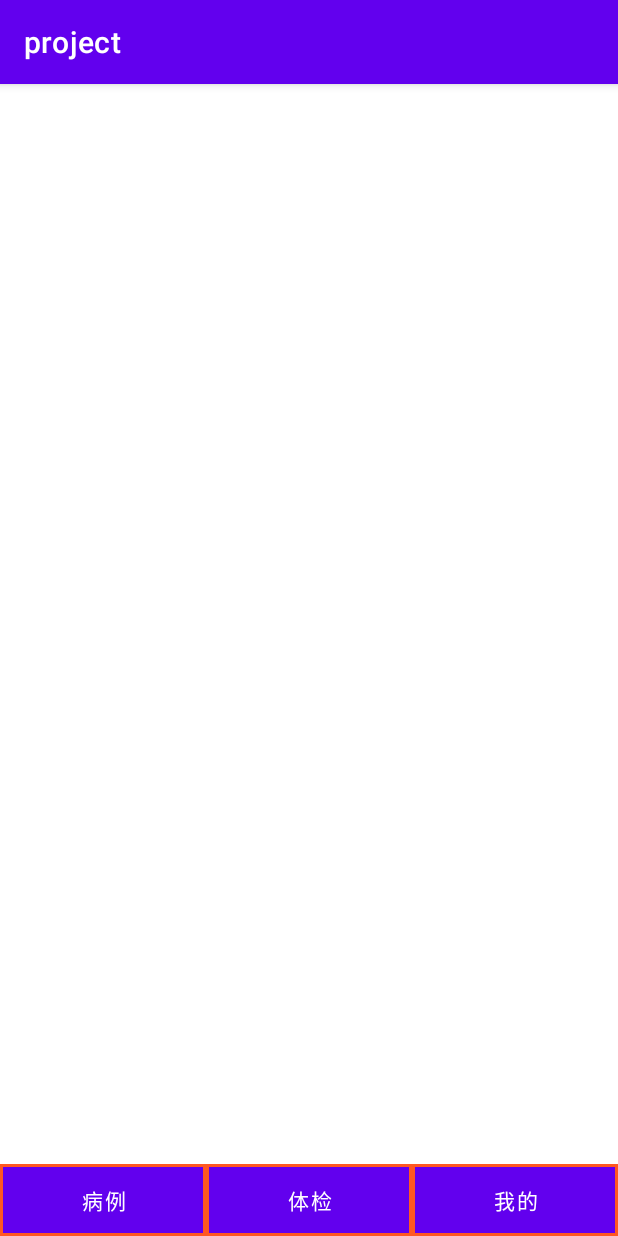
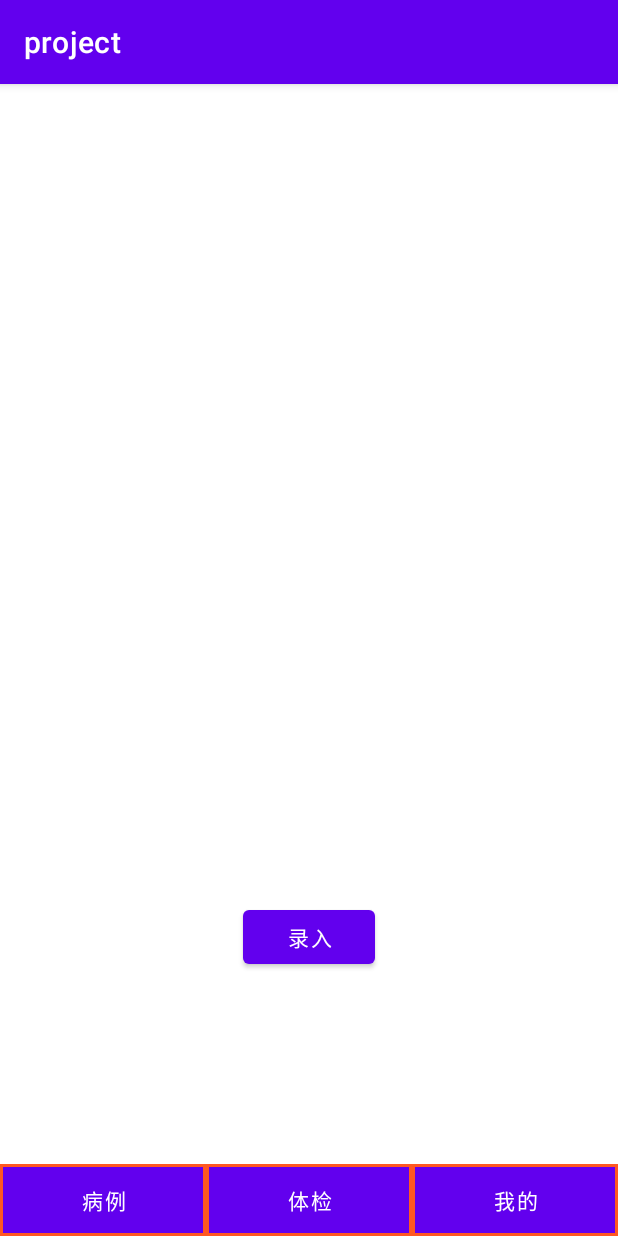
Before and after one commit to windsnow1025/Family-Health-App, an Android app: the screen it shows after launch (MainActivity), after a tap on "体检", on a phone screen of 412 x 824 dp. Run offline under Robolectric (Android 15) with nearby library versions, the light colour scheme and no system bars.

Commit message:
Fragment1, 2

```diff
--- /dev/null
+++ b/app/src/main/java/com/project/Fragment2.java
@@ -0,0 +1,15 @@
+package com.project;
+
+import android.os.Bundle;
+import android.view.LayoutInflater;
+import android.view.View;
+import android.view.ViewGroup;
+
+import androidx.fragment.app.Fragment;
+
+public class Fragment2 extends Fragment {
+    @Override
+    public View onCreateView(LayoutInflater inflater, ViewGroup container, Bundle savedInstanceState) {
+        return inflater.inflate(R.layout.fragment2, container, false);
+    }
+}
--- a/app/src/main/java/com/project/MainActivity.java
+++ b/app/src/main/java/com/project/MainActivity.java
@@ -1,12 +1,12 @@
 package com.project;
+
+import android.os.Bundle;
+import android.view.View;
+import android.widget.Button;
 
 import androidx.appcompat.app.AppCompatActivity;
 import androidx.fragment.app.Fragment;
 import androidx.fragment.app.FragmentTransaction;
-
-import android.os.Bundle;
-import android.view.View;
-import android.widget.Button;
 
 public class MainActivity extends AppCompatActivity {
 
@@ -22,7 +22,7 @@
         button1.setOnClickListener(new View.OnClickListener() {
             @Override
             public void onClick(View view) {
-                Fragment fragment = new Fragment();
+                Fragment fragment = new Fragment1();
                 FragmentTransaction transaction = getSupportFragmentManager().beginTransaction();
                 transaction.replace(R.id.fragment_container, fragment);
                 transaction.addToBackStack(null);
@@ -33,7 +33,7 @@
         button2.setOnClickListener(new View.OnClickListener() {
             @Override
             public void onClick(View view) {
-                Fragment fragment = new Fragment();
+                Fragment fragment = new Fragment2();
                 FragmentTransaction transaction = getSupportFragmentManager().beginTransaction();
                 transaction.replace(R.id.fragment_container, fragment);
                 transaction.addToBackStack(null);
--- /dev/null
+++ b/app/src/main/res/layout/fragment2.xml
@@ -0,0 +1,28 @@
+<?xml version="1.0" encoding="utf-8"?>
+<androidx.constraintlayout.widget.ConstraintLayout xmlns:android="http://schemas.android.com/apk/res/android"
+    xmlns:app="http://schemas.android.com/apk/res-auto"
+    xmlns:tools="http://schemas.android.com/tools"
+    android:layout_width="match_parent"
+    android:layout_height="match_parent">
+
+    <androidx.constraintlayout.widget.ConstraintLayout
+        android:id="@+id/fragment2"
+        android:layout_width="0dp"
+        android:layout_height="0dp"
+        android:layout_marginBottom="50dp"
+        app:layout_constraintBottom_toBottomOf="parent"
+        app:layout_constraintEnd_toEndOf="parent"
+        app:layout_constraintStart_toStartOf="parent"
+        app:layout_constraintTop_toTopOf="parent">
+
+        <Button
+            android:id="@+id/button"
+            android:layout_width="wrap_content"
+            android:layout_height="wrap_content"
+            android:layout_marginBottom="75dp"
+            android:text="录入"
+            app:layout_constraintBottom_toBottomOf="parent"
+            app:layout_constraintEnd_toEndOf="parent"
+            app:layout_constraintStart_toStartOf="parent" />
+    </androidx.constraintlayout.widget.ConstraintLayout>
+</androidx.constraintlayout.widget.ConstraintLayout>
```
Also changed, not shown: app/src/main/java/com/project/Fragment1.java (added, +15 -0 lines), app/src/main/res/layout/fragment1.xml (added, +30 -0 lines).
